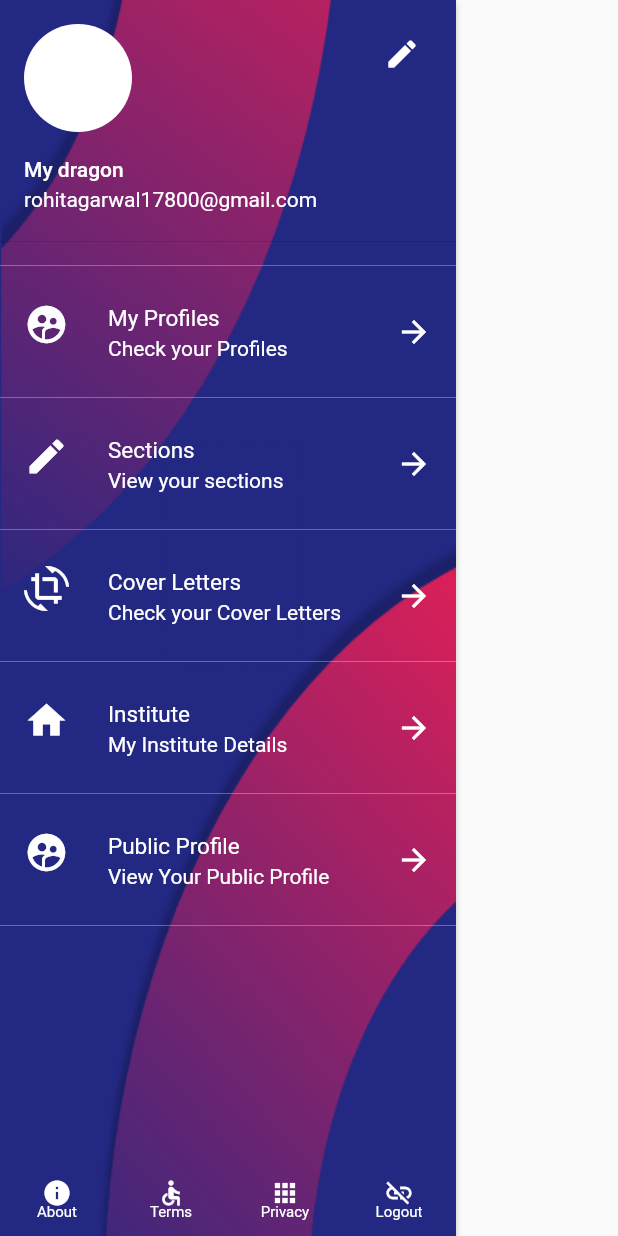
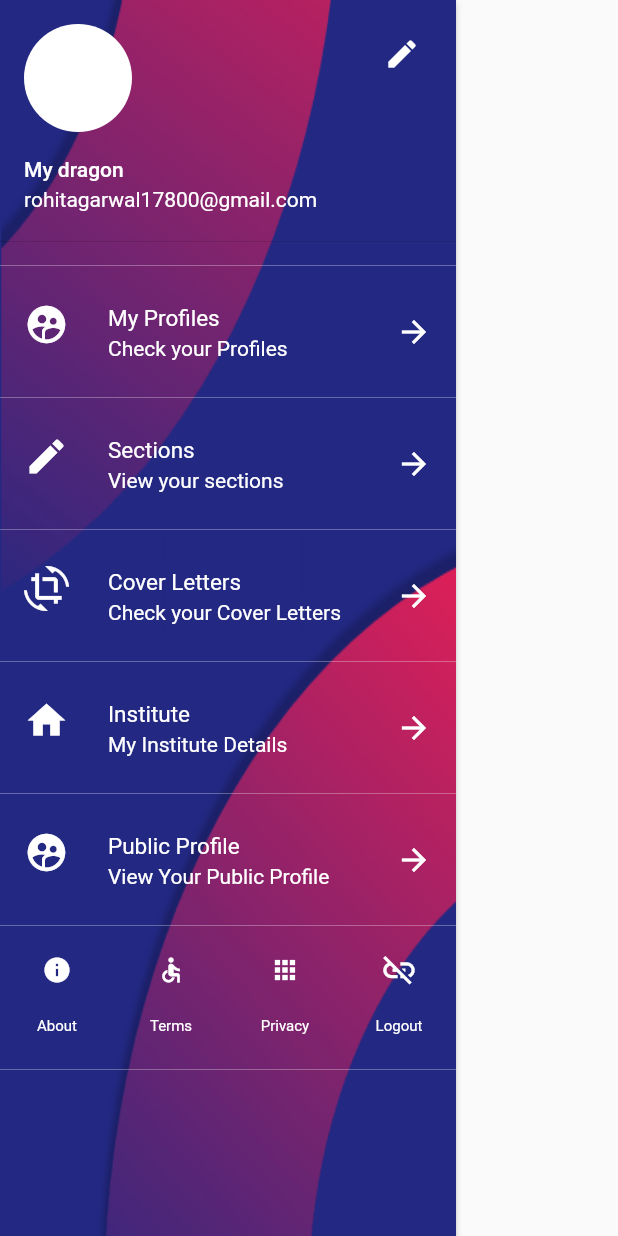
Before and after one commit to chocovish/cvdragon-backup, a Flutter app: the SideMenu widget shown alone on an empty page, opened directly, on a phone screen of 412 x 824 dp. Run offline on Flutter 3.47's test engine with Material 2 defaults, Android fonts, the phone set to English and light mode, and no system bars; our stand-ins replace flutter_screenutil; missing offline and left inert: animator, flutter_circular_chart; network calls fail.

Commit message:
Side Menu Changed

```diff
--- a/Development/cvdragonapp_v1/lib/main.dart
+++ b/Development/cvdragonapp_v1/lib/main.dart
@@ -5,8 +5,12 @@ import './bottombar_home.dart';
 import './sidemenu.dart';
 import './rightpreviewpane.dart';
 import './login_page.dart';
+import 'package:flutter/rendering.dart';
 
-void main() => runApp(MyApp());
+void main() {
+//  debugPaintSizeEnabled = true;
+  runApp(MyApp());
+}
 
 class MyApp extends StatefulWidget {
 
--- a/Development/cvdragonapp_v1/lib/sections.dart
+++ b/Development/cvdragonapp_v1/lib/sections.dart
@@ -50,17 +50,16 @@ List data;
               )
             : Container(
           decoration: BoxDecoration(image:DecorationImage(image: AssetImage("assets/cover.png"),fit: BoxFit.fill)),
-                child: ListView.builder(
+                child: PageView.builder(
                     itemCount: data == null ? 0 : data.length,
                     itemBuilder: (BuildContext context, int index) {
                       return Card(
-                        margin: EdgeInsets.only(top: 10),
-                        shape: RoundedRectangleBorder(borderRadius: BorderRadius.circular(30.0)),
+                        margin: EdgeInsets.only(top:150.0,bottom: 150.0,left: 50.0,right: 50.0),
+                        shape: RoundedRectangleBorder(borderRadius: BorderRadius.circular(15.0)),
                           color: data[index]['defaultSection'].toString() == "0"
                               ? Colors.transparent
                               : Colors.transparent,
                           child: Container(
-                            padding: EdgeInsets.all(25),
                             child:Center(child:Text(data[index]['sectionName'].toString(),
                                 style: TextStyle(
                                   color: Colors.white,
--- a/Development/cvdragonapp_v1/lib/sidemenu.dart
+++ b/Development/cvdragonapp_v1/lib/sidemenu.dart
@@ -21,16 +21,12 @@ class _SideMenu extends State<SideMenu> {
     // TODO: implement build
     return Drawer(
       elevation: 2,
-      child: Column(
-        children: <Widget>[
-          Expanded(
-              flex: 1,
       child: Container(
         decoration: BoxDecoration(
             image: DecorationImage(
-                        image: AssetImage("assets/cover.png"),
-                        fit: BoxFit.fill)),
-                child: Column(
+                image: AssetImage("assets/cover.png"), fit: BoxFit.fill)),
+        child: ListView(
+          padding: const EdgeInsets.all(0.0),
           children: <Widget>[
             Container(
                 child: UserAccountsDrawerHeader(
@@ -50,8 +46,7 @@ class _SideMenu extends State<SideMenu> {
             Divider(color: Colors.white30),
             ListTile(
               title: Text('My Profiles',
-                          style:
-                              TextStyle(color: Colors.white, fontSize: 15.0)),
+                  style: TextStyle(color: Colors.white, fontSize: 15.0)),
               leading: Icon(
                 Icons.supervised_user_circle,
                 size: 30,
@@ -65,18 +60,15 @@ class _SideMenu extends State<SideMenu> {
               onTap: () {
                 setState(() {
                   Navigator.pop(context);
-                          Navigator.push(
-                              context,
-                              MaterialPageRoute(
-                                  builder: (context) => MyProfiles()));
+                  Navigator.push(context,
+                      MaterialPageRoute(builder: (context) => MyProfiles()));
                 });
               },
             ),
             Divider(color: Colors.white30),
             ListTile(
               title: Text('Sections',
-                          style:
-                              TextStyle(color: Colors.white, fontSize: 15.0)),
+                  style: TextStyle(color: Colors.white, fontSize: 15.0)),
               leading: Icon(
                 Icons.edit,
                 size: 30,
@@ -87,17 +79,14 @@ class _SideMenu extends State<SideMenu> {
               trailing: Icon(Icons.arrow_forward, color: Colors.white),
               onTap: () {
                 Navigator.pop(context);
-                        Navigator.push(
-                            context,
-                            MaterialPageRoute(
-                                builder: (context) => Sections()));
+                Navigator.push(context,
+                    MaterialPageRoute(builder: (context) => Sections()));
               },
             ),
             Divider(color: Colors.white30),
             ListTile(
               title: Text('Cover Letters',
-                          style:
-                              TextStyle(color: Colors.white, fontSize: 15.0)),
+                  style: TextStyle(color: Colors.white, fontSize: 15.0)),
               leading: Icon(
                 Icons.crop_rotate,
                 size: 30,
@@ -108,17 +97,14 @@ class _SideMenu extends State<SideMenu> {
               trailing: Icon(Icons.arrow_forward, color: Colors.white),
               onTap: () {
                 Navigator.pop(context);
-                        Navigator.push(
-                            context,
-                            MaterialPageRoute(
-                                builder: (context) => CoverLetters()));
+                Navigator.push(context,
+                    MaterialPageRoute(builder: (context) => CoverLetters()));
               },
             ),
             Divider(color: Colors.white30),
             ListTile(
               title: Text('Institute',
-                          style:
-                              TextStyle(color: Colors.white, fontSize: 15.0)),
+                  style: TextStyle(color: Colors.white, fontSize: 15.0)),
               leading: Icon(
                 Icons.home,
                 size: 30,
@@ -129,17 +115,14 @@ class _SideMenu extends State<SideMenu> {
               trailing: Icon(Icons.arrow_forward, color: Colors.white),
               onTap: () {
                 Navigator.pop(context);
-                        Navigator.push(
-                            context,
-                            MaterialPageRoute(
-                                builder: (context) => Institutes()));
+                Navigator.push(context,
+                    MaterialPageRoute(builder: (context) => Institutes()));
               },
             ),
             Divider(color: Colors.white30),
             ListTile(
               title: Text('Public Profile',
-                          style:
-                              TextStyle(color: Colors.white, fontSize: 15.0)),
+                  style: TextStyle(color: Colors.white, fontSize: 15.0)),
               trailing: Icon(Icons.arrow_forward, color: Colors.white),
               leading: Icon(
                 Icons.supervised_user_circle,
@@ -150,24 +133,22 @@ class _SideMenu extends State<SideMenu> {
                   style: TextStyle(color: Colors.white)),
               onTap: () {
                 Navigator.pop(context);
-                        Navigator.push(
-                            context,
-                            MaterialPageRoute(
-                                builder: (context) => PublicProfile()));
+                Navigator.push(context,
+                    MaterialPageRoute(builder: (context) => PublicProfile()));
               },
             ),
             Divider(color: Colors.white30),
-                    Spacer(),
-                    Spacer(),
             Container(
-                      padding: EdgeInsets.only(bottom: 5.0),
+              padding: EdgeInsets.only(top:5.0,bottom: 15.0),
               child: Row(
+                crossAxisAlignment: CrossAxisAlignment.end,
                 children: <Widget>[
                   Expanded(
                     child: Column(
                       children: <Widget>[
                         IconButton(
-                                onPressed:(){},
+                          padding: EdgeInsets.only(bottom: 15.0),
+                          onPressed: () {},
                           icon: Icon(
                             Icons.info,
                             size: 20.0,
@@ -178,7 +159,7 @@ class _SideMenu extends State<SideMenu> {
                         Text(
                           'About',
                           style: TextStyle(
-                                    height: -1,
+                              height: 0.0,
                               fontWeight: FontWeight.normal,
                               fontSize: 10,
                               color: Colors.white),
@@ -190,7 +171,8 @@ class _SideMenu extends State<SideMenu> {
                     child: Column(
                       children: <Widget>[
                         IconButton(
-                                onPressed:(){},
+                          padding: EdgeInsets.only(bottom: 15.0),
+                          onPressed: () {},
                           icon: Icon(
                             Icons.accessible,
                             size: 20.0,
@@ -200,25 +182,7 @@ class _SideMenu extends State<SideMenu> {
                         ),
                         Text('Terms',
                             style: TextStyle(
-                                      fontWeight: FontWeight.normal,
-                                      height: -1,
-                                      fontSize: 10,
-                                      color: Colors.white))
-                            ],
-                          ),
-                        ),
-                        Expanded(
-                          child: Column(
-                            children: <Widget>[
-                              IconButton(
-                                onPressed:(){},
-                                icon: Icon(Icons.apps,
-                                    size: 20.0, color: Colors.white),
-                                tooltip: 'Privacy',
-                              ),
-                              Text('Privacy',
-                                  style: TextStyle(
-                                      height: -1,
+                                height: 0.0,
                                 fontWeight: FontWeight.normal,
                                 fontSize: 10,
                                 color: Colors.white))
@@ -229,14 +193,34 @@ class _SideMenu extends State<SideMenu> {
                     child: Column(
                       children: <Widget>[
                         IconButton(
-                                onPressed:(){},
+                          padding: EdgeInsets.only(bottom: 15.0),
+                          onPressed: () {},
+                          icon:
+                              Icon(Icons.apps, size: 20.0, color: Colors.white),
+                          tooltip: 'Privacy',
+                        ),
+                        Text('Privacy',
+                            style: TextStyle(
+                                height: 0.0,
+                                fontWeight: FontWeight.normal,
+                                fontSize: 10,
+                                color: Colors.white))
+                      ],
+                    ),
+                  ),
+                  Expanded(
+                    child: Column(
+                      children: <Widget>[
+                        IconButton(
+                          padding: EdgeInsets.only(bottom: 15.0),
+                          onPressed: () {},
                           icon: Icon(Icons.link_off,
-                                    size: 20.0, color: Colors.white),
+                              size: 25.0, color: Colors.white),
                           tooltip: 'Logout',
                         ),
                         Text('Logout',
                             style: TextStyle(
-                                      height: -1,
+                                height: 0.0,
                                 fontWeight: FontWeight.normal,
                                 fontSize: 10,
                                 color: Colors.white))
@@ -244,11 +228,12 @@ class _SideMenu extends State<SideMenu> {
                     ),
                   ),
                 ],
-                    )),
+              ),
+            ),
+            Divider(color: Colors.white30),
+
           ],
         ),
-              ))
-        ],
       ),
     );
   }
```
Lines whose indentation alone changed are shown as unchanged.
